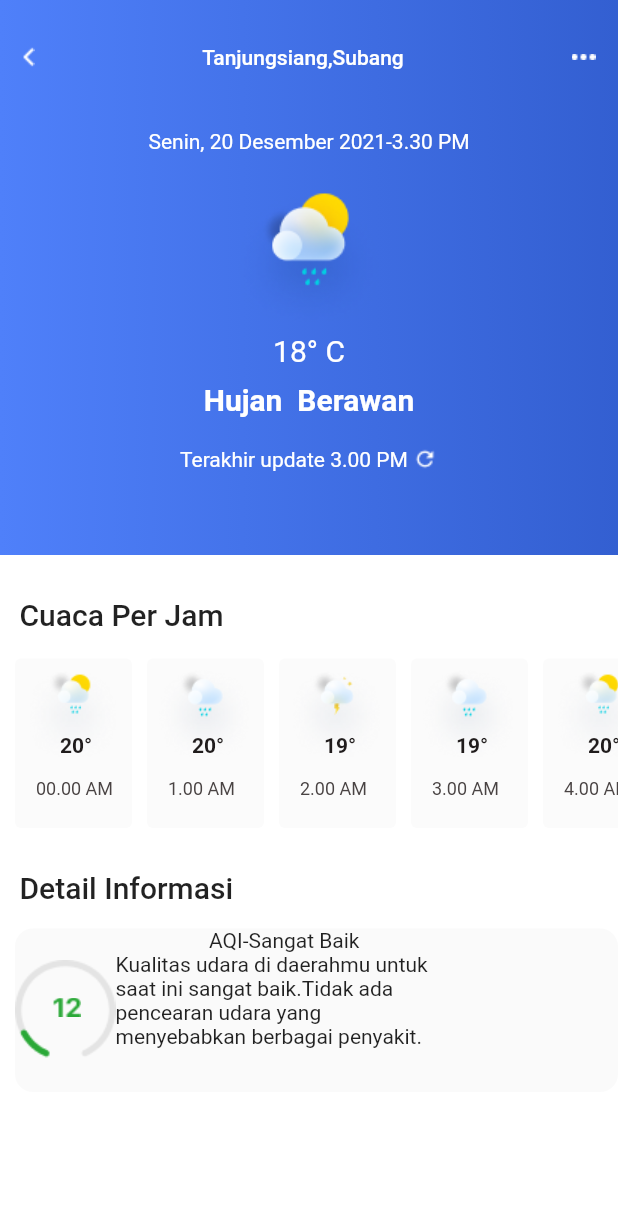
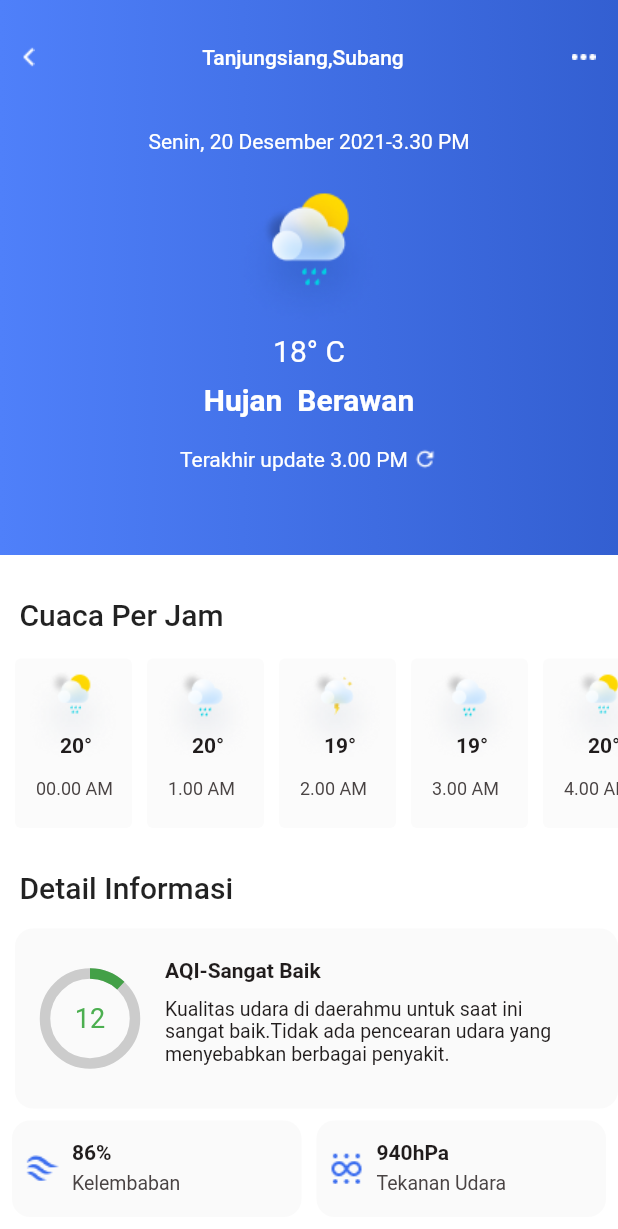
Before and after one commit to imransaglam/weather_app, a Flutter app: the DetailsScreen screen opened directly, on a phone screen of 412 x 824 dp. Shown: the top 1229 px of the screen. Run offline on Flutter 3.47's test engine with Material 2 defaults, Android fonts, the phone set to English and light mode, and no system bars.

Commit message:
fourth commit

```diff
--- a/lib/pages/details.dart
+++ b/lib/pages/details.dart
@@ -93,6 +93,24 @@ class _DetailsScreenState extends State<DetailsScreen> {
     "10.00 PM",
     "11.00 PM",
   ];
+  List<String> informations=[
+    "86%",
+    "940hPa",
+    "1km/h",
+    "14%",
+  ];
+  List<String>w_city=[
+    "Kelembaban",
+    "Tekanan Udara",
+    "Kecepatan Angin",
+    "Kaput",
+  ];
+  List<String>w_image=[
+    "assets/images/blaze-line.png",
+    "assets/images/haze-2-line.png",
+    "assets/images/windy-line.png",
+    "assets/images/mist-line.png",
+  ];
   @override
   Widget build(BuildContext context) {
     return Scaffold(
@@ -127,6 +145,55 @@ class _DetailsScreenState extends State<DetailsScreen> {
                     padding: const EdgeInsets.only(top: 8,left: 10),
                     child: DetailsAQI(),
                   ),
+                  Padding(
+                    padding: const EdgeInsets.all(8.0),
+                    child: Container(
+                      //color: Colors.red,
+                      width: double.infinity,
+                      height: 140,
+                      child: GridView.builder(
+                        physics: NeverScrollableScrollPhysics(),
+                        gridDelegate:SliverGridDelegateWithFixedCrossAxisCount(
+                        childAspectRatio: 9 / 3,
+                        crossAxisCount: 2,
+                        mainAxisSpacing: 10,
+                        crossAxisSpacing: 10,),
+                        itemCount: informations.length,
+                        itemBuilder: (context, index) {
+                          return Container(
+                            decoration: BoxDecoration(
+                              borderRadius: BorderRadius.circular(12),
+                              //color: Colors.green,
+                              color: Color(0xffFAFAFA),
+                            ),
+                            child: Row(
+                              children: [
+                                Padding(
+                                  padding: const EdgeInsets.all(8.0),
+                                  child: Image.asset(w_image[index]),
+                                ),
+                                Padding(
+                                  padding: const EdgeInsets.only(top: 13),
+                                  child: Column(
+                                    crossAxisAlignment: CrossAxisAlignment.start,
+                                    children: [
+                                      Text(informations[index],style: TextStyle(color: Color(0xff201C1C),fontSize: 14,fontWeight: FontWeight.w600),),
+                                      Padding(
+                                        padding: const EdgeInsets.only(top:5.0),
+                                        child: Text(w_city[index],style: TextStyle(color: Color(0xff494343),fontSize: 13,fontWeight: FontWeight.w400),),
+                                      ),
+                                    ],
+                                  ),
+                                )
+                              ],
+
+                            ),
+
+                          );
+                        },
+                        ),
+                    ),
+                  )
             ],
           ),
         ),
--- a/lib/pages/homescreen.dart
+++ b/lib/pages/homescreen.dart
@@ -134,6 +134,7 @@ class _HomeScreenState extends State<HomeScreen> {
                   width: double.infinity,
                   height: 123,
                   child: ListView.builder(
+                    physics: NeverScrollableScrollPhysics(),
                     itemCount: images.length,
                     scrollDirection: Axis.horizontal,
                     itemBuilder: ((context, index) {
--- a/lib/widgets/details_aqı.dart
+++ b/lib/widgets/details_aqı.dart
@@ -1,4 +1,5 @@
 import 'package:flutter/cupertino.dart';
+import 'package:flutter/material.dart';
 import 'package:flutter/src/widgets/container.dart';
 import 'package:flutter/src/widgets/framework.dart';
 
@@ -14,7 +15,7 @@ class _DetailsAQIState extends State<DetailsAQI> {
   Widget build(BuildContext context) {
     return Container(
       width: double.infinity,
-      height: 109,
+      height: 120,
       decoration: BoxDecoration(
         borderRadius: BorderRadius.circular(12),
         color: Color(0xffFAFAFA),
@@ -23,20 +24,59 @@ class _DetailsAQIState extends State<DetailsAQI> {
         children: [
           Stack(
             children: [
-              Image.asset("assets/images/Group_54.png"),
-              Positioned(
-                top:25,
-                left: 25,
-                child: Image.asset("assets/images/12.png")),
-              ]),
-              Column(
-                children: [
-                  Text("AQI-Sangat Baik"),
-                  Container(
-                    width: 225,
-                    height: 70,
-                    child: Text("Kualitas udara di daerahmu untuk saat ini sangat baik.Tidak ada pencearan udara yang menyebabkan berbagai penyakit."))
-                ],
+              Container(
+                 padding: EdgeInsets.only(left: 20),
+                  height: 150,
+                  child:Row(
+                    children: [
+                       Container(
+                        // color: Colors.amber,
+                        width: 60,
+                        height: 60,
+                        child: Stack(
+                          children: [
+                             Center(
+                                child: Text(
+                              "12",
+                              style:
+                                  TextStyle(color: Colors.green, fontSize: 18),
+                            )),
+                            Center(
+                              child: Container(
+                                //color: Colors.yellow,
+                                height: 90,
+                                width: 120,
+                                child: CircularProgressIndicator(
+                                  backgroundColor: Colors.grey.withOpacity(.5),
+                                  color: Colors.green[600],
+                                  value: .12,
+                                  strokeWidth: 7,
+                                ),
+                              ),
+                            ),
+                          ],
+                        ),
+                        )
+                    ],
+                  )
+              )
+            ],
+           ),
+              Padding(
+                padding: const EdgeInsets.only(left:20,top:20),
+                child: Column(
+                  crossAxisAlignment: CrossAxisAlignment.start,
+                  children: [
+                    Text("AQI-Sangat Baik",style: TextStyle(color: Color(0xff201C1C),fontSize: 14,fontWeight: FontWeight.w600),),
+                    Padding(
+                      padding: const EdgeInsets.only(top: 10),
+                      child: Container(
+                        width: 260,
+                        height: 70,
+                        child: Text("Kualitas udara di daerahmu untuk saat ini sangat baik.Tidak ada pencearan udara yang menyebabkan berbagai penyakit.",style: TextStyle(color: Color(0xff201C1C),fontSize: 13,fontWeight: FontWeight.w400),)),
+                    )
+                  ],
+                ),
               )
 
 
--- a/lib/widgets/homescreen_description.dart
+++ b/lib/widgets/homescreen_description.dart
@@ -16,13 +16,13 @@ class _HomeDescriptionState extends State<HomeDescription> {
   Widget build(BuildContext context) {
     return Padding(
       padding: const EdgeInsets.only(top: 15),
-      child: Stack(
-        children: [
-          GestureDetector(
+      child: GestureDetector(
          onTap: () {
                 Navigator.push(context, MaterialPageRoute(builder: ((context) => DetailsScreen())));
               },
-            child: Container(
+        child: Stack(
+          children: [
+            Container(
               width: double.infinity,
               height: 193,
               decoration: BoxDecoration(
@@ -31,7 +31,6 @@ class _HomeDescriptionState extends State<HomeDescription> {
                     Color(0xff4F7FFA),
                     Color(0xff335FD1),
                   ])),
-            ),
             ),
             Positioned(
               top: 20,
@@ -71,6 +70,7 @@ class _HomeDescriptionState extends State<HomeDescription> {
             )
           ],
         ),
+      ),
     );
   }
 }
```
Also changed, not shown: assets/images/blaze-line.png (added), assets/images/haze-2-line.png (added), assets/images/mist-line.png (added), assets/images/windy-line.png (added). Lines whose indentation alone changed are shown as unchanged.
